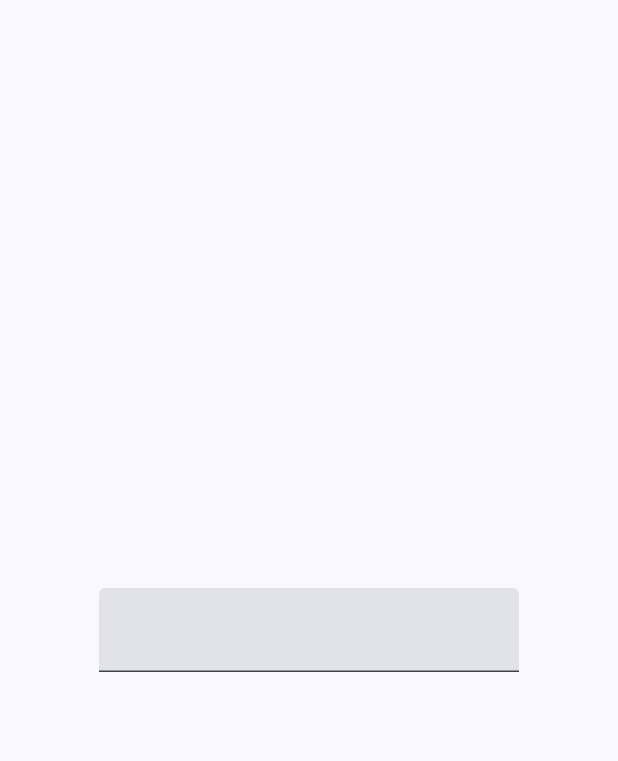
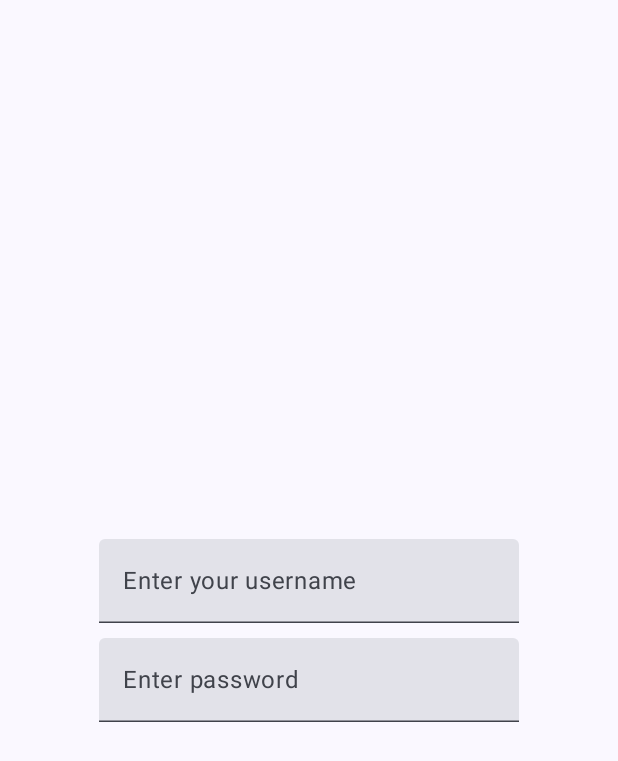
Before and after one commit to nasacode1/GlowBridge, an Android app built with Jetpack Compose: the composable LoginScreen shown on its own in the app's theme, on a phone screen of 412 x 824 dp. Shown: the top 761 px of the screen. Run offline under Robolectric (Android 15) with nearby library versions, the phone set to English and light mode, and no system bars.

Commit message:
feat: created login page

```diff
--- a/app/src/main/java/com/example/glowbridge/MainActivity.kt
+++ b/app/src/main/java/com/example/glowbridge/MainActivity.kt
@@ -6,11 +6,15 @@ import androidx.activity.compose.setContent
 import androidx.activity.enableEdgeToEdge
 import androidx.compose.foundation.layout.Arrangement
 import androidx.compose.foundation.layout.Column
+import androidx.compose.foundation.layout.Spacer
 import androidx.compose.foundation.layout.fillMaxSize
+import androidx.compose.foundation.layout.height
 import androidx.compose.foundation.layout.padding
+import androidx.compose.material3.ExperimentalMaterial3Api
 import androidx.compose.material3.Scaffold
 import androidx.compose.material3.Text
 import androidx.compose.material3.TextField
+import androidx.compose.material3.TopAppBar
 import androidx.compose.runtime.Composable
 import androidx.compose.runtime.getValue
 import androidx.compose.runtime.mutableStateOf
@@ -18,21 +22,25 @@ import androidx.compose.runtime.remember
 import androidx.compose.runtime.setValue
 import androidx.compose.ui.Alignment
 import androidx.compose.ui.Modifier
+import androidx.compose.ui.text.input.PasswordVisualTransformation
 import androidx.compose.ui.tooling.preview.Preview
 import androidx.compose.ui.unit.dp
 import com.example.glowbridge.ui.theme.GlowBridgeTheme
 
+@OptIn(ExperimentalMaterial3Api::class)
 class MainActivity : ComponentActivity() {
     override fun onCreate(savedInstanceState: Bundle?) {
         super.onCreate(savedInstanceState)
         enableEdgeToEdge()
         setContent {
             GlowBridgeTheme {
-                Scaffold(modifier = Modifier.fillMaxSize()) { innerPadding ->
-                    Greeting(
-                        name = "Android",
-                        modifier = Modifier.padding(innerPadding)
-                    )
+                Scaffold(modifier = Modifier.fillMaxSize(),
+                    topBar = {
+                        TopAppBar(title = {Text(text = "Glow Bridge")})
+                    }
+
+
+                ) { innerPadding ->
 
                     LoginScreen()
                 }
@@ -44,9 +52,7 @@ class MainActivity : ComponentActivity() {
 @Composable
 fun LoginScreen() {
     var username by remember { mutableStateOf("") } // State variable
-    var isHintVisible by remember {
-        mutableStateOf(true)
-    }
+    var password by remember { mutableStateOf("") }
     Column (
         modifier = Modifier
             .fillMaxSize()
@@ -56,28 +62,23 @@ fun LoginScreen() {
     ){
         TextField(
             value =  username, // Binds the state to the TextField
-            onValueChange = { newText -> username = newText
-            if(username != "Enter your username"){
-                isHintVisible = false
-            }
-            }
+            placeholder = { Text(text = "Enter your username")},
+            onValueChange = { newText -> username = newText   }
         )
+        Spacer(modifier = Modifier.height(10.dp))
+        TextField(
+            value = password,
+            placeholder = { Text(text = "Enter password")},
+            onValueChange = {newText -> password = newText},
+            visualTransformation = PasswordVisualTransformation())
     }
 }
 
 
-@Composable
-fun Greeting(name: String, modifier: Modifier = Modifier) {
-    Text(
-        text = "Hello $name!",
-        modifier = modifier
-    )
-}
 
 @Preview(showBackground = true)
 @Composable
 fun GreetingPreview() {
     GlowBridgeTheme {
-        Greeting("Android")
     }
 }
```
